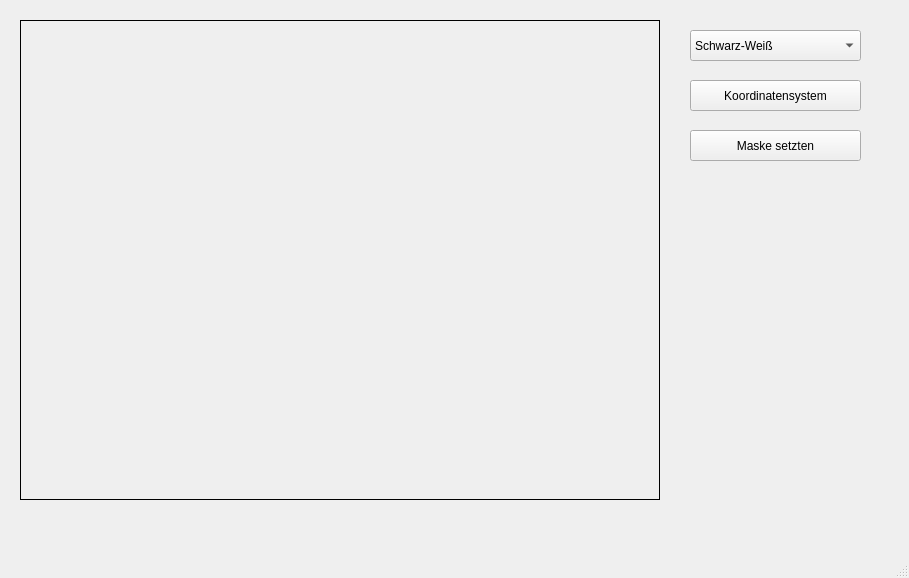
Above: Rutenerkennung/mainwindow.ui from MarvinElz/Rutenerkennung before the change. Below: the same form after it.
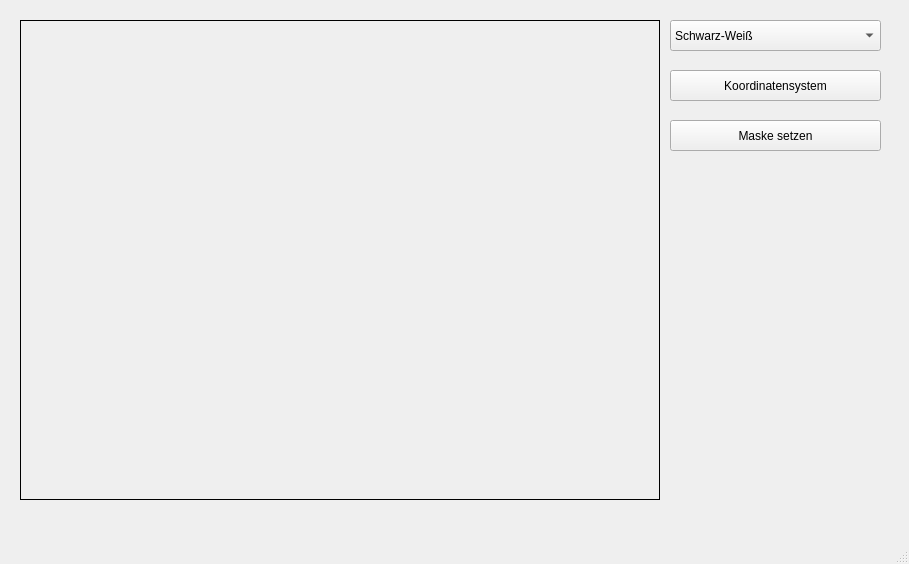
That is the form after the change.

What changed in the file:
```diff
--- a/Rutenerkennung/mainwindow.ui
+++ b/Rutenerkennung/mainwindow.ui
@@ -7,7 +7,7 @@
     <x>0</x>
     <y>0</y>
     <width>909</width>
-    <height>578</height>
+    <height>564</height>
    </rect>
   </property>
   <property name="windowTitle">
@@ -36,9 +36,9 @@
    <widget class="QComboBox" name="Bildauswahl">
     <property name="geometry">
      <rect>
-      <x>690</x>
-      <y>30</y>
-      <width>171</width>
+      <x>670</x>
+      <y>20</y>
+      <width>211</width>
       <height>31</height>
      </rect>
     </property>
@@ -76,9 +76,9 @@
    <widget class="QPushButton" name="Einmessen">
     <property name="geometry">
      <rect>
-      <x>690</x>
-      <y>80</y>
-      <width>171</width>
+      <x>670</x>
+      <y>70</y>
+      <width>211</width>
       <height>31</height>
      </rect>
     </property>
@@ -89,14 +89,14 @@
    <widget class="QPushButton" name="Maske">
     <property name="geometry">
      <rect>
-      <x>690</x>
-      <y>130</y>
-      <width>171</width>
+      <x>670</x>
+      <y>120</y>
+      <width>211</width>
       <height>31</height>
      </rect>
     </property>
     <property name="text">
-     <string>Maske setzten</string>
+     <string>Maske setzen</string>
     </property>
    </widget>
   </widget>
```
Left out of the diff: 10 changed lines with no effect on the pictures.
